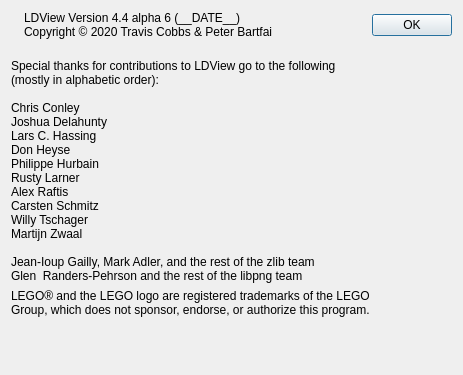
Qt form QT/AboutPanel.ui (tcobbs/ldview) before a commit.
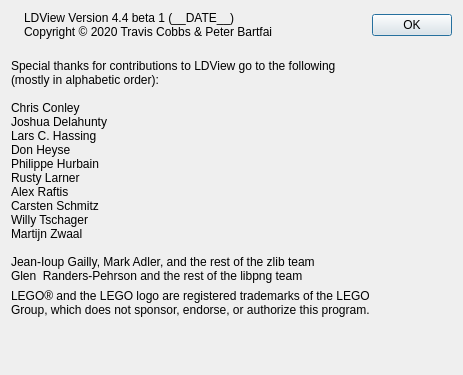
The same form after that commit. Icons and pictures are not drawn.

Commit message: Linux: version string change to 4.4 beta 1

Diff of the .ui file:
```diff
--- a/QT/AboutPanel.ui
+++ b/QT/AboutPanel.ui
@@ -82,7 +82,7 @@
                     </sizepolicy>
                   </property>
                   <property name="text">
-                    <string>LDView Version 4.4 alpha 6 (__DATE__)
+                    <string>LDView Version 4.4 beta 1 (__DATE__)
 Copyright © 2020 Travis Cobbs &amp; Peter Bartfai</string>
                   </property>
                   <property name="textFormat">
```
The commit also changes 1 other file.
